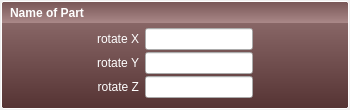
This is panel_single.ui in sdao/mannequin as Qt 5 draws it before an edit. The edited form follows.
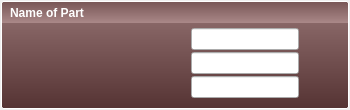
This is the edited form.

Commit message: drag slider widget :)

Diff of the .ui file:
```diff
--- a/panel_single.ui
+++ b/panel_single.ui
@@ -81,7 +81,7 @@
      <property name="flat">
       <bool>false</bool>
      </property>
-     <layout class="QGridLayout" name="gridLayout" columnstretch="2,0,0,2">
+     <layout class="QGridLayout" name="gridLayout" columnstretch="2,0,0,0">
       <property name="topMargin">
        <number>24</number>
       </property>
@@ -123,69 +123,6 @@
         </property>
        </widget>
       </item>
-      <item row="1" column="1">
-       <widget class="QLabel" name="rotateYLabel">
-        <property name="sizePolicy">
-         <sizepolicy hsizetype="Expanding" vsizetype="Preferred">
-          <horstretch>0</horstretch>
-          <verstretch>0</verstretch>
-         </sizepolicy>
-        </property>
-        <property name="styleSheet">
-         <string notr="true">color: #fff;</string>
-        </property>
-        <property name="text">
-         <string>rotate Y</string>
-        </property>
-        <property name="alignment">
-         <set>Qt::AlignRight|Qt::AlignTrailing|Qt::AlignVCenter</set>
-        </property>
-        <property name="buddy">
-         <cstring>rotateYEdit</cstring>
-        </property>
-       </widget>
-      </item>
-      <item row="0" column="1">
-       <widget class="QLabel" name="rotateXLabel">
-        <property name="sizePolicy">
-         <sizepolicy hsizetype="Expanding" vsizetype="Preferred">
-          <horstretch>0</horstretch>
-          <verstretch>0</verstretch>
-         </sizepolicy>
-        </property>
-        <property name="styleSheet">
-         <string notr="true">color: #fff;</string>
-        </property>
-        <property name="text">
-         <string>rotate X</string>
-        </property>
-        <property name="alignment">
-         <set>Qt::AlignRight|Qt::AlignTrailing|Qt::AlignVCenter</set>
-        </property>
-        <property name="buddy">
-         <cstring>rotateXEdit</cstring>
-        </property>
-       </widget>
-      </item>
-      <item row="1" column="2">
-       <widget class="QLineEdit" name="rotateYEdit">
-        <property name="enabled">
-         <bool>true</bool>
-        </property>
-        <property name="sizePolicy">
-         <sizepolicy hsizetype="Expanding" vsizetype="Fixed">
-          <horstretch>0</horstretch>
-          <verstretch>0</verstretch>
-         </sizepolicy>
-        </property>
-        <property name="maximumSize">
-         <size>
-          <width>200</width>
-          <height>16777215</height>
-         </size>
-        </property>
-       </widget>
-      </item>
       <item row="2" column="2">
        <widget class="QLineEdit" name="rotateZEdit">
         <property name="enabled">
@@ -205,25 +142,22 @@
         </property>
        </widget>
       </item>
-      <item row="2" column="1">
-       <widget class="QLabel" name="rotateZLabel">
+      <item row="1" column="2">
+       <widget class="QLineEdit" name="rotateYEdit">
+        <property name="enabled">
+         <bool>true</bool>
+        </property>
         <property name="sizePolicy">
-         <sizepolicy hsizetype="Expanding" vsizetype="Preferred">
+         <sizepolicy hsizetype="Expanding" vsizetype="Fixed">
           <horstretch>0</horstretch>
           <verstretch>0</verstretch>
          </sizepolicy>
         </property>
-        <property name="styleSheet">
-         <string notr="true">color: #fff;</string>
-        </property>
-        <property name="text">
-         <string>rotate Z</string>
-        </property>
-        <property name="alignment">
-         <set>Qt::AlignRight|Qt::AlignTrailing|Qt::AlignVCenter</set>
-        </property>
-        <property name="buddy">
-         <cstring>rotateZEdit</cstring>
+        <property name="maximumSize">
+         <size>
+          <width>200</width>
+          <height>16777215</height>
+         </size>
         </property>
        </widget>
       </item>
@@ -240,6 +174,51 @@
         </property>
        </spacer>
       </item>
+      <item row="0" column="1">
+       <widget class="QWidget" name="rotateXLabel" native="true">
+        <property name="minimumSize">
+         <size>
+          <width>55</width>
+          <height>0</height>
+         </size>
+        </property>
+        <layout class="QGridLayout" name="gridLayout_2">
+         <property name="margin">
+          <number>0</number>
+         </property>
+        </layout>
+       </widget>
+      </item>
+      <item row="1" column="1">
+       <widget class="QWidget" name="rotateYLabel" native="true">
+        <property name="minimumSize">
+         <size>
+          <width>55</width>
+          <height>0</height>
+         </size>
+        </property>
+        <layout class="QGridLayout" name="gridLayout_3">
+         <property name="margin">
+          <number>0</number>
+         </property>
+        </layout>
+       </widget>
+      </item>
+      <item row="2" column="1">
+       <widget class="QWidget" name="rotateZLabel" native="true">
+        <property name="minimumSize">
+         <size>
+          <width>55</width>
+          <height>0</height>
+         </size>
+        </property>
+        <layout class="QGridLayout" name="gridLayout_4">
+         <property name="margin">
+          <number>0</number>
+         </property>
+        </layout>
+       </widget>
+      </item>
      </layout>
     </widget>
    </item>
```
The commit also changes 2 other files.
